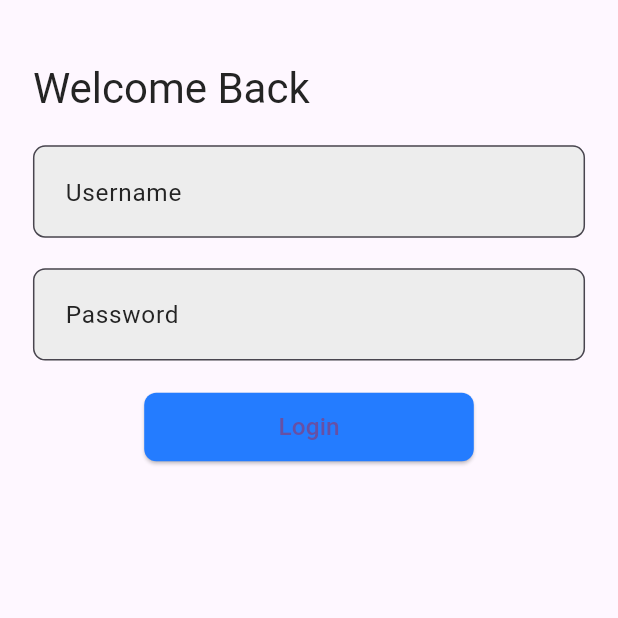
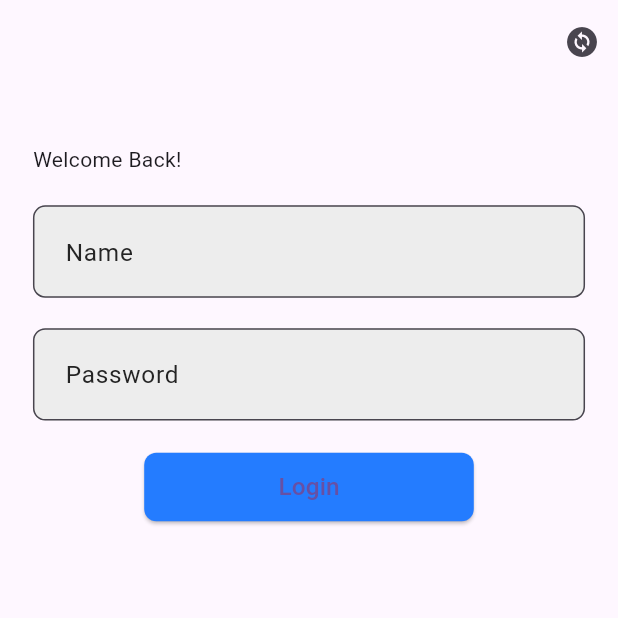
Before and after one commit to habibagamal23/ecommerce_withSolid, a Flutter app: the screen it shows after launch, on a phone screen of 412 x 824 dp, the top half of it. Run offline on Flutter 3.47's test engine with Material 3 defaults, Android fonts, the phone set to English and light mode, and no system bars; our stand-ins replace awesome_dialog, bloc, dio, easy_localization, flutter_bloc, flutter_screenutil and 5 more.

```diff
--- a/lib/app_logic/localization/localization_state.dart
+++ b/lib/app_logic/localization/localization_state.dart
@@ -2,14 +2,15 @@ part of 'localization_cubit.dart';
 
 @immutable
 abstract class LocalizationState {
-  final Locale locale;
-  const LocalizationState(this.locale);
+  Locale locale;
+  LocalizationState(this.locale);
 }
 
-class LocalizationInitial extends LocalizationState {
-  const LocalizationInitial(Locale locale) : super(locale);
+final class LocalizatioInitial extends LocalizationState {
+  LocalizatioInitial() : super(Locale('en'));
 }
 
-class LocalizationChanged extends LocalizationState {
-  const LocalizationChanged(Locale locale) : super(locale);
+final class LocalizationChange extends LocalizationState {
+  final Locale locale;
+  LocalizationChange(this.locale) : super(locale);
 }
--- a/lib/core/route/approuter.dart
+++ b/lib/core/route/approuter.dart
@@ -26,7 +26,4 @@ class AppRouter {
       },
     ),
   ]);
-
-
-
 }
--- a/lib/core/widgets/toggole.dart
+++ b/lib/core/widgets/toggole.dart
@@ -18,7 +18,6 @@ class LanguageToggle extends StatelessWidget {
           value: state.locale.languageCode == 'ar', // Show if Arabic is selected
           onChanged: (bool isArabic) {
             // Toggle the locale using the cubit
-            context.read<LocalizationCubit>().toggleLocale();
 
             // After emitting the new state, set the locale with EasyLocalization
             final newLocale = context.read<LocalizationCubit>().state.locale;
--- a/lib/features/Login/ui/screens/loginScreen.dart
+++ b/lib/features/Login/ui/screens/loginScreen.dart
@@ -1,14 +1,12 @@
+import 'package:easy_localization/easy_localization.dart';
 import 'package:fibeecomm/features/Login/ui/widgets/Usernameandpassword.dart';
 import 'package:flutter/material.dart';
 import 'package:flutter_bloc/flutter_bloc.dart';
 import 'package:flutter_screenutil/flutter_screenutil.dart';
+import '../../../../app_logic/localization/localization_cubit.dart';
+import '../../../../core/widgets/spacing.dart';
 
-import '../../../../core/styles/ColorsManager.dart';
-import '../../../../core/widgets/CustomButton.dart';
-import '../../../../core/widgets/CustomFormTextField.dart';
-import '../../../../core/widgets/spacing.dart';
-import '../../logic/login_cubit.dart';
-import '../widgets/Loading_widget.dart';
+import '../../../../generated/locale_keys.g.dart';
 import '../widgets/consumer.dart';
 
 class Loginscreen extends StatelessWidget {
@@ -17,6 +15,15 @@ class Loginscreen extends StatelessWidget {
   @override
   Widget build(BuildContext context) {
     return Scaffold(
+      appBar: AppBar(
+        actions: [
+          IconButton(
+              onPressed: () {
+                context.read<LocalizationCubit>().changeLanguage(context);
+              },
+              icon: Icon(Icons.change_circle))
+        ],
+      ),
       body: SafeArea(
         child: Padding(
           padding: EdgeInsets.symmetric(horizontal: 20.w),
@@ -25,16 +32,12 @@ class Loginscreen extends StatelessWidget {
             children: [
               verticalSpace(40),
               Text(
-                'Welcome Back',
-                style: Theme.of(context)
-                    .textTheme
-                    .headlineMedium
-                    ?.copyWith(color: ColorsManager.mainDark),
+                LocaleKeys.Authentication_title_Login.tr(),
               ),
               verticalSpace(20),
               const Usernameandpassword(),
               verticalSpace(20),
-             const ButtonConsumerBloc()
+              const ButtonConsumerBloc()
             ],
           ),
         ),
--- a/lib/features/Login/ui/widgets/Usernameandpassword.dart
+++ b/lib/features/Login/ui/widgets/Usernameandpassword.dart
@@ -1,3 +1,4 @@
+import 'package:easy_localization/easy_localization.dart';
 import 'package:flutter/material.dart';
 
 import 'package:flutter/material.dart';
@@ -6,6 +7,7 @@ import 'package:flutter_screenutil/flutter_screenutil.dart';
 
 import '../../../../core/widgets/CustomFormTextField.dart';
 import '../../../../core/widgets/spacing.dart';
+import '../../../../generated/locale_keys.g.dart';
 import '../../logic/login_cubit.dart';
 
 class Usernameandpassword extends StatelessWidget {
@@ -18,14 +20,14 @@ class Usernameandpassword extends StatelessWidget {
         child: Column(
           children: [
             CustomFormTextField(
-              hintText: 'Enter your username',
-              labelText: 'Username',
+              hintText: LocaleKeys.Authentication_user_name.tr(),
+              labelText: LocaleKeys.Authentication_user_name.tr(),
               controller: context.read<LoginCubit>().username,
             ),
             verticalSpace(20),
             CustomFormTextField(
-              hintText: 'Enter your password',
-              labelText: 'Password',
+              hintText: LocaleKeys.Authentication_password.tr(),
+              labelText: LocaleKeys.Authentication_password.tr(),
               controller: context.read<LoginCubit>().password,
             ),
           ],
--- a/lib/features/Login/ui/widgets/consumer.dart
+++ b/lib/features/Login/ui/widgets/consumer.dart
@@ -1,9 +1,11 @@
+import 'package:easy_localization/easy_localization.dart';
 import 'package:flutter/material.dart';
 import 'package:flutter_bloc/flutter_bloc.dart';
 import 'package:go_router/go_router.dart';
 
 import '../../../../core/widgets/CustomButton.dart';
 import '../../../../core/widgets/dialog.dart';
+import '../../../../generated/locale_keys.g.dart';
 import '../../logic/login_cubit.dart';
 import 'Loading_widget.dart';
 
@@ -39,7 +41,7 @@ class ButtonConsumerBloc extends StatelessWidget {
         }
         return Center(
           child: CustomButton(
-            text: 'Login',
+            text:  LocaleKeys.Authentication_bottom_login.tr(),
             onPressed: () {
               context.read<LoginCubit>().loginUser();
             },
--- a/lib/main.dart
+++ b/lib/main.dart
@@ -23,7 +23,9 @@ void main() async {
       assetLoader: CodegenLoader(),
       child: MultiBlocProvider(
         providers: [
-          BlocProvider<LocalizationCubit>(create: (_) => LocalizationCubit()),
+          BlocProvider(
+            create: (context) => LocalizationCubit()..loadLang(context),
+          ),
           BlocProvider(create: (context) => getit<LoginCubit>())
         ],
         child: const MyApp(),
--- a/lib/myApp.dart
+++ b/lib/myApp.dart
@@ -13,15 +13,12 @@ class MyApp extends StatelessWidget {
   Widget build(BuildContext context) {
     return BlocBuilder<LocalizationCubit, LocalizationState>(
       builder: (context, state) {
-        // Set the current locale from the cubit state
-        final locale = state is LocalizationChanged ? state.locale : Locale('en');
-
         return ScreenUtilInit(
           designSize: const Size(375, 812),
           minTextAdapt: true,
           builder: (context, child) {
             return MaterialApp.router(
-              locale: locale,  // Apply the locale dynamically
+              locale: state.locale,
               localizationsDelegates: context.localizationDelegates,
               supportedLocales: context.supportedLocales,
               debugShowCheckedModeBanner: false,
```
Also changed, not shown: lib/app_logic/localization/localization_cubit.dart (+26 -12 lines), lib/core/cachhelper/chachhelpe.dart (+3 -9 lines).
